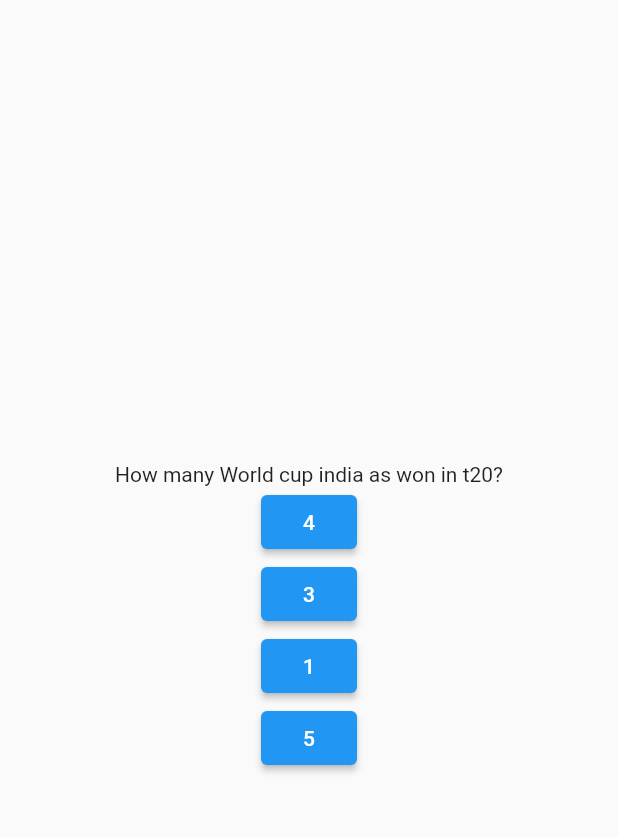
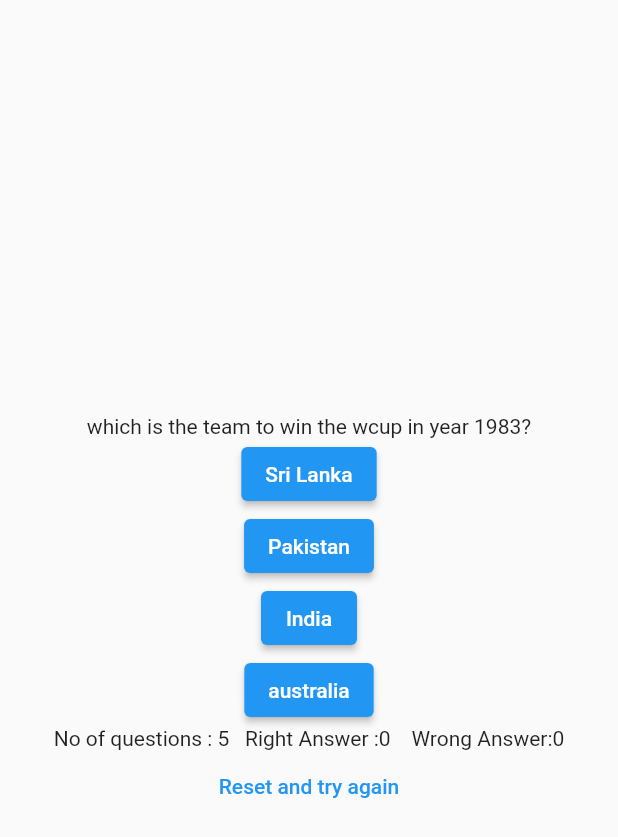
Before and after one commit to Jashwanth-Gowda-R/appMakingAcademyCourses, a Flutter app: the screen it shows after launch, on a phone screen of 412 x 824 dp. Shown: the top 837 px of the screen. Run offline on Flutter 3.47's test engine with Material 2 defaults, Android fonts, the phone set to English and light mode, and no system bars.

Commit message:
added code for error in range

```diff
--- a/quiz_app/lib/main.dart
+++ b/quiz_app/lib/main.dart
@@ -14,12 +14,20 @@ class QuizApp extends StatefulWidget {
 class _QuizAppState extends State<QuizApp> {
   List questions = [
     {
+      "question": "which is the team to win the wcup in year 1983?",
+      "options_a": "Sri Lanka",
+      "options_b": "Pakistan",
+      "options_c": "India",
+      "options_d": "australia",
+      "answer": "India",
+    },
+    {
       "question": "How many World cup india as won in t20?",
       "options_a": "4",
       "options_b": "3",
       "options_c": "1",
       "options_d": "5",
-      "answer": "1"
+      "answer": "1",
     },
     {
       "question": "How many colors in Google Logo?",
@@ -27,7 +35,7 @@ class _QuizAppState extends State<QuizApp> {
       "options_b": "3",
       "options_c": "5",
       "options_d": "6",
-      "answer": "4"
+      "answer": "4",
     },
     {
       "question": "How many cups did CSK won in ipl?",
@@ -35,17 +43,18 @@ class _QuizAppState extends State<QuizApp> {
       "options_b": "3",
       "options_c": "5",
       "options_d": "6",
-      "answer": "4"
+      "answer": "4",
     },
     {
-      "question": "which is the team to win the wcup in year 1983",
-      "options_a": "Sri Lanka",
-      "options_b": "Pakistan",
-      "options_c": "India",
-      "options_d": "australia",
-      "answer": "India"
+      "question": "How many cups did CSK won in ipl?",
+      "options_a": "4",
+      "options_b": "3",
+      "options_c": "5",
+      "options_d": "6",
+      "answer": "4",
     },
   ];
+
   var rightAnswerCount = 0;
   var wrongAnswerCount = 0;
   var currentIndex = 0;
@@ -54,23 +63,25 @@ class _QuizAppState extends State<QuizApp> {
     if (currentIndex < questions.length - 1) {
       if (userInput == questions[currentIndex]["answer"]) {
         setState(() {
-          rightAnswerCount++;
-          currentIndex++;
+          rightAnswerCount += 1;
+          currentIndex += 1;
         });
       } else {
         setState(() {
-          wrongAnswerCount++;
-          currentIndex++;
+          wrongAnswerCount += 1;
+          currentIndex += 1;
         });
       }
+    } else {
+      reset();
     }
   }
 
   reset() {
     setState(() {
-      var rightAnswerCount = 0;
-      var wrongAnswerCount = 0;
-      var currentIndex = 0;
+      rightAnswerCount = 0;
+      wrongAnswerCount = 0;
+      currentIndex = 0;
     });
   }
 
@@ -110,10 +121,17 @@ class _QuizAppState extends State<QuizApp> {
               },
               child: Text("${questions[currentIndex]["options_d"]}"),
             ),
+            Text(
+              "No of questions : ${questions.length}   Right Answer :$rightAnswerCount    Wrong Answer:$wrongAnswerCount",
+            ),
+            TextButton(
+                onPressed: () {
+                  reset();
+                },
+                child: const Text("Reset and try again"))
           ],
         ),
-        ),
-      ),
+      )),
     );
   }
 }
```
Lines whose indentation alone changed are shown as unchanged.
